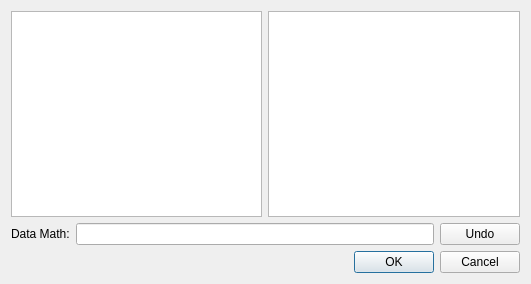
dd-sudo/SimpleCsvLogAnalyzer, file src/DataMath.ui: the form before one commit.
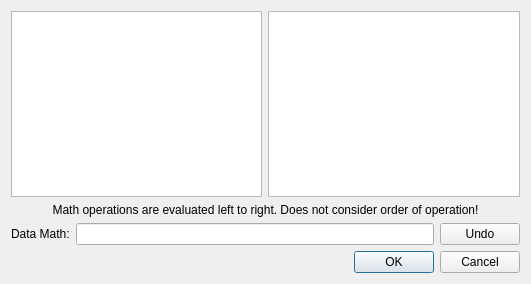
The form after the commit.

Commit message: Some fixes are made on math/data derivator

```diff
--- a/src/DataMath.ui
+++ b/src/DataMath.ui
@@ -38,6 +38,16 @@
      </item>
     </layout>
    </item>
+   <item>
+    <widget class="QLabel" name="label_2">
+     <property name="text">
+      <string>Math operations are evaluated left to right. Does not consider order of operation!</string>
+     </property>
+     <property name="alignment">
+      <set>Qt::AlignCenter</set>
+     </property>
+    </widget>
+   </item>
    <item>
     <layout class="QHBoxLayout" name="horizontalLayout_2">
      <item>
```
The commit also changes 6 other files.
